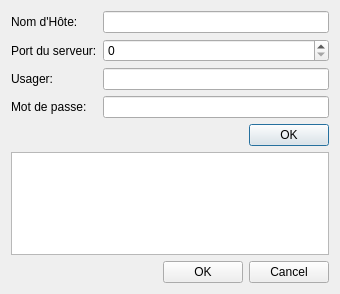
The window that InfoDynamiqueQt/Vues/vueconnexion.ui (AlexandreGirardin/ProjetAnalyse) describes before a commit, drawn with Qt 5.
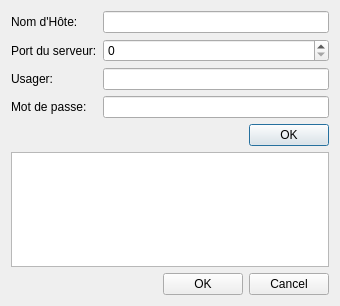
The same window after the commit.

Patch:
```diff
--- a/InfoDynamiqueQt/Vues/vueconnexion.ui
+++ b/InfoDynamiqueQt/Vues/vueconnexion.ui
@@ -7,7 +7,7 @@
     <x>0</x>
     <y>0</y>
     <width>340</width>
-    <height>294</height>
+    <height>306</height>
    </rect>
   </property>
   <property name="windowTitle">
```
Left out of the diff: 9 changed lines with no effect on the pictures.
